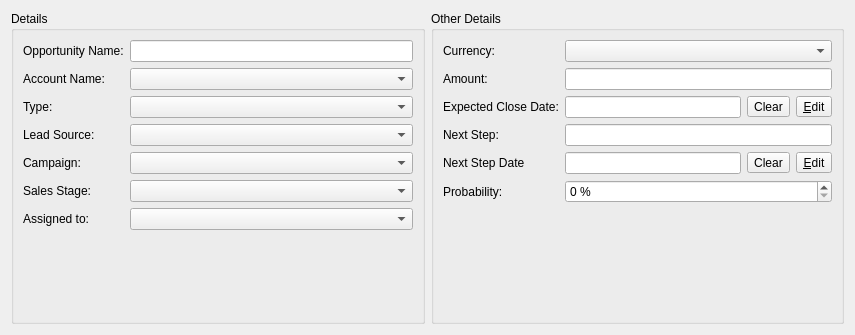
First picture: the form in client/src/details/opportunitydetails.ui, repository KDAB/FatCRM, before the edit.
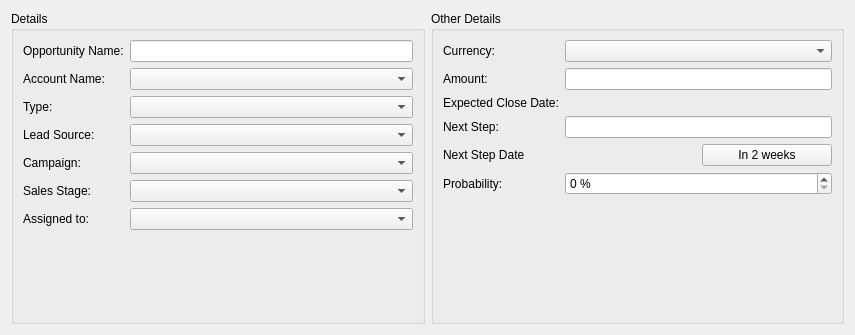
Second picture: the form after the edit. Custom widgets are drawn as their Qt base class.

Commit message: last modified column; configurable "me"; date formatting

```diff
--- a/client/src/details/opportunitydetails.ui
+++ b/client/src/details/opportunitydetails.ui
@@ -129,19 +129,9 @@
       <item row="2" column="1">
        <layout class="QHBoxLayout" name="horizontalLayout">
         <item>
-         <widget class="QLineEdit" name="dateClosed"/>
-        </item>
-        <item>
-         <widget class="QToolButton" name="clearDateButton">
-          <property name="text">
-           <string>Clear</string>
-          </property>
-         </widget>
-        </item>
-        <item>
-         <widget class="EditCalendarButton" name="calendarButton">
-          <property name="text">
-           <string>&amp;Edit</string>
+         <widget class="KDateTimeEdit" name="dateClosed">
+          <property name="options">
+           <set>KDateTimeEdit::DateKeywords|KDateTimeEdit::DatePicker|KDateTimeEdit::EditDate|KDateTimeEdit::SelectDate|KDateTimeEdit::ShowDate</set>
           </property>
          </widget>
         </item>
@@ -167,19 +157,16 @@
       <item row="4" column="1">
        <layout class="QHBoxLayout" name="horizontalLayout_3">
         <item>
-         <widget class="QLineEdit" name="nextCallDate"/>
-        </item>
-        <item>
-         <widget class="QToolButton" name="clearNextCallDateButton">
-          <property name="text">
-           <string>Clear</string>
+         <widget class="KDateTimeEdit" name="nextCallDate">
+          <property name="options">
+           <set>KDateTimeEdit::DateKeywords|KDateTimeEdit::DatePicker|KDateTimeEdit::EditDate|KDateTimeEdit::SelectDate|KDateTimeEdit::ShowDate</set>
           </property>
          </widget>
         </item>
         <item>
-         <widget class="EditCalendarButton" name="nextCallDateCalendarButton">
+         <widget class="QPushButton" name="nextStepDateAutoButton">
           <property name="text">
-           <string>&amp;Edit</string>
+           <string>In 2 weeks</string>
           </property>
          </widget>
         </item>
@@ -206,9 +193,9 @@
  </widget>
  <customwidgets>
   <customwidget>
-   <class>EditCalendarButton</class>
-   <extends>QToolButton</extends>
-   <header>editcalendarbutton.h</header>
+   <class>KDateTimeEdit</class>
+   <extends>QWidget</extends>
+   <header>kdatetimeedit.h</header>
   </customwidget>
  </customwidgets>
  <resources/>
```
The commit also changes 23 other files.
